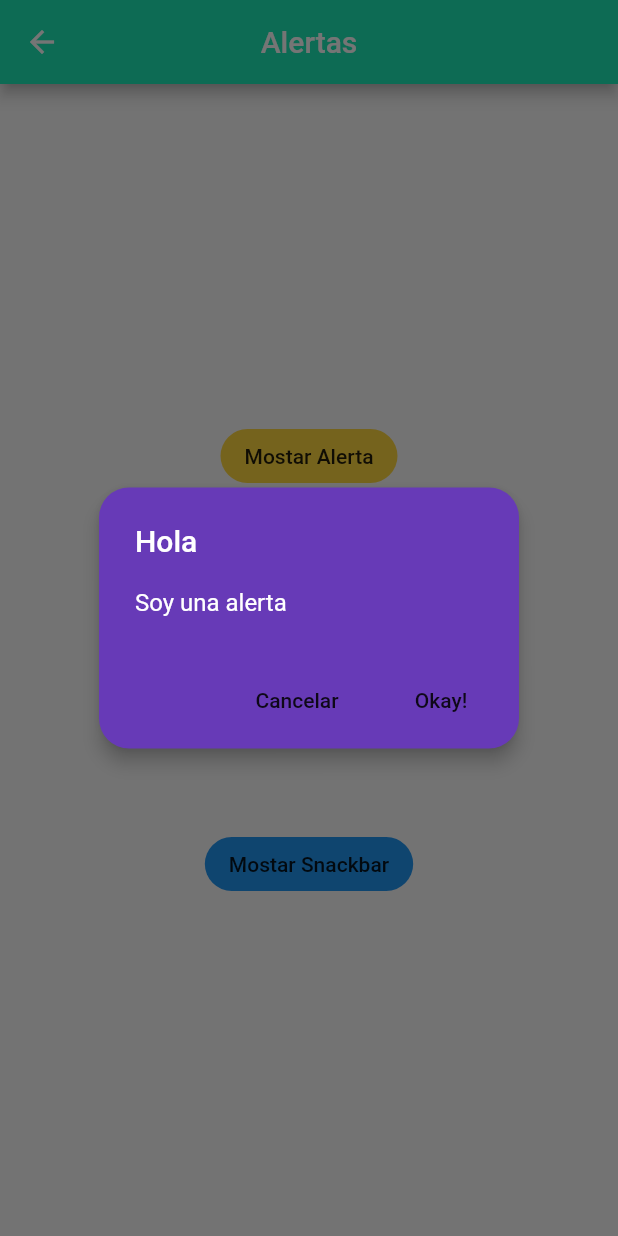
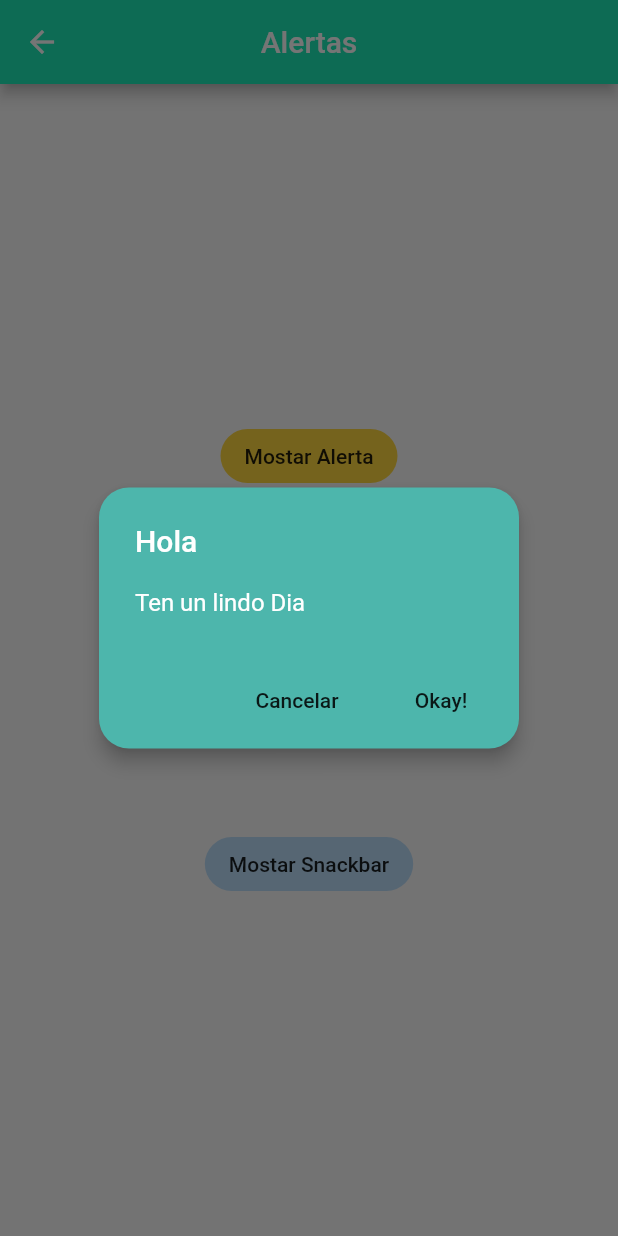
Before and after one commit to vianeyalejandra03/ruta_de_paginas, a Flutter app: the AlertPage screen opened by its route, after a tap on "Mostar Alerta", on a phone screen of 412 x 824 dp. Run offline on Flutter 3.47's test engine with Material 2 defaults, Android fonts, the phone set to English and light mode, and no system bars.

```diff
--- a/lib/src/pages/alert_page.dart
+++ b/lib/src/pages/alert_page.dart
@@ -22,14 +22,14 @@ class AlertPage extends StatelessWidget {
               },
               child: Text('Mostar Alerta'),
               shape: RoundedRectangleBorder(borderRadius: BorderRadius.circular(20)),
-              color: Colors.amberAccent,
+              color: Colors.amberAccent[200],
             ),
             FlatButton(
               shape: RoundedRectangleBorder(borderRadius: BorderRadius.circular(20)),
-              color: Colors.blue,
+              color: Colors.blue[100],
               onPressed: () {
                 key.currentState.showSnackBar(SnackBar(
-                  content: Text('Hola, soy una Snacbar'),
+                  content: Text('Hola, soy el snachbar de Benitez'),
                 ));
               },
               child: Text('Mostar Snackbar'),
@@ -46,7 +46,7 @@ class AlertPage extends StatelessWidget {
         'Hola',
         style: TextStyle(color: Colors.white),
       ),
-      content: Text('Soy una alerta', style: TextStyle(color: Colors.white)),
+      content: Text('Ten un Lindo Dia', style: TextStyle(color: Colors.white)),
       actions: <Widget>[
         FlatButton(
           onPressed: () {
@@ -68,9 +68,9 @@ class AlertPage extends StatelessWidget {
     return AlertDialog(
       title: Text('Hola', style: TextStyle(color: Colors.white)),
       elevation: 5,
-      backgroundColor: Colors.deepPurple,
+      backgroundColor: Colors.teal[300],
       shape: RoundedRectangleBorder(borderRadius: BorderRadius.circular(20)),
-      content: Text('Soy una alerta', style: TextStyle(color: Colors.white)),
+      content: Text('Ten un lindo Dia', style: TextStyle(color: Colors.white)),
       actions: <Widget>[
         FlatButton(
           onPressed: () {
```
Also changed, not shown: 1 other file.
